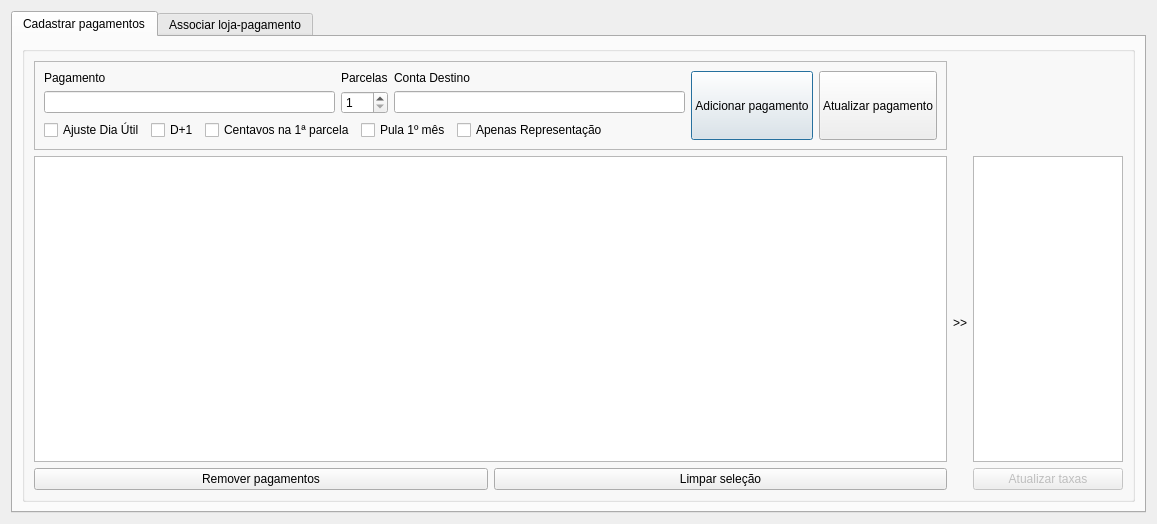
Old version of the form ui/cadastropagamento.ui in the repository darktorres/ERP-STACCATO.
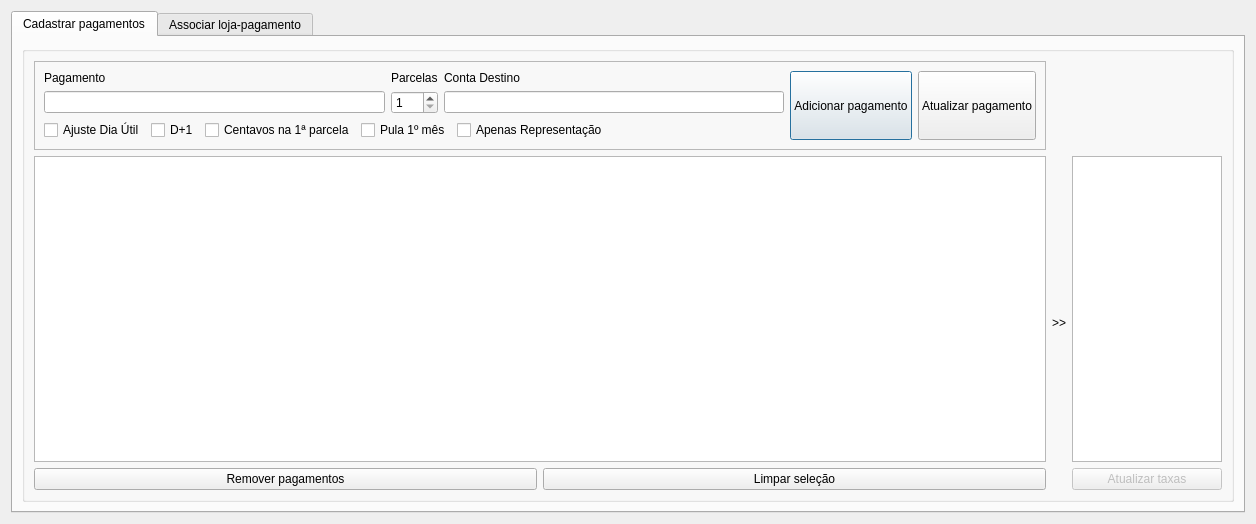
New version of the form. Custom widgets are drawn as their Qt base class.

Patch:
```diff
--- a/ui/cadastropagamento.ui
+++ b/ui/cadastropagamento.ui
@@ -6,7 +6,7 @@
    <rect>
     <x>0</x>
     <y>0</y>
-    <width>1157</width>
+    <width>1256</width>
     <height>524</height>
    </rect>
   </property>
```
Left out of the diff: 23 changed lines with no effect on the pictures.
